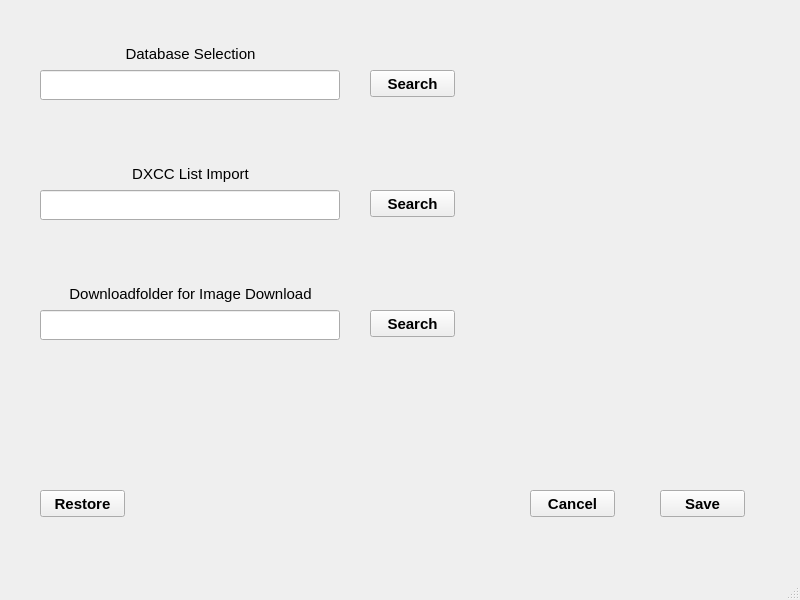
Old version of the form gui_data/frm_settings.ui in the repository kowmang/Eqsl_Program.
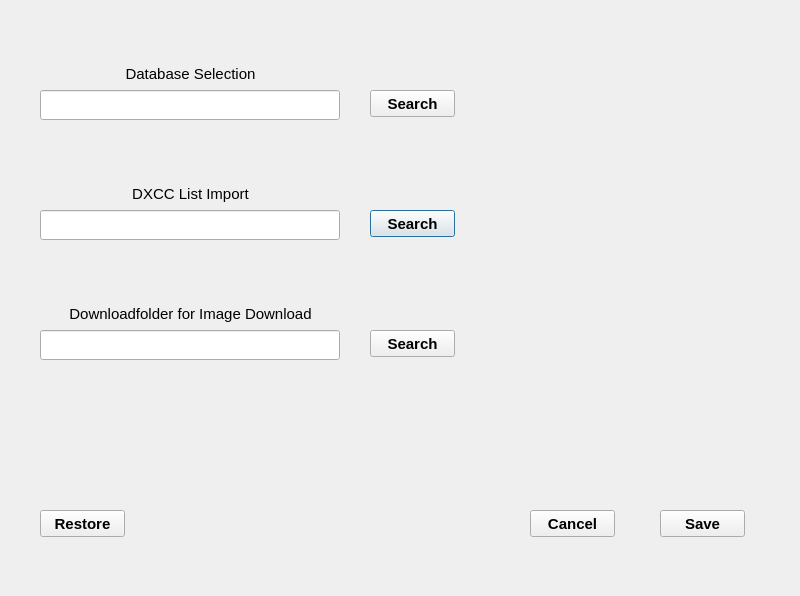
New version of the form.

Commit message: changed QMainWindow to QDialog Window

```diff
--- a/gui_data/frm_settings.ui
+++ b/gui_data/frm_settings.ui
@@ -1,26 +1,25 @@
 <?xml version="1.0" encoding="UTF-8"?>
 <ui version="4.0">
  <class>frm_settings</class>
- <widget class="QMainWindow" name="frm_settings">
+ <widget class="QDialog" name="frm_settings">
   <property name="geometry">
    <rect>
     <x>0</x>
     <y>0</y>
     <width>800</width>
-    <height>600</height>
+    <height>596</height>
    </rect>
   </property>
   <property name="windowTitle">
    <string>MainWindow</string>
   </property>
-  <widget class="QWidget" name="centralwidget">
-   <widget class="QLineEdit" name="le_database_selection">
+  <widget class="QLabel" name="lb_database_selection">
     <property name="geometry">
      <rect>
       <x>40</x>
-      <y>70</y>
-      <width>300</width>
-      <height>30</height>
+     <y>60</y>
+     <width>301</width>
+     <height>27</height>
      </rect>
     </property>
     <property name="font">
@@ -28,42 +27,37 @@
       <pointsize>11</pointsize>
      </font>
     </property>
-   </widget>
-   <widget class="QLineEdit" name="le_dxcc_list_import">
-    <property name="geometry">
-     <rect>
-      <x>40</x>
-      <y>190</y>
-      <width>300</width>
-      <height>30</height>
-     </rect>
-    </property>
-    <property name="font">
-     <font>
-      <pointsize>11</pointsize>
-     </font>
-    </property>
-   </widget>
-   <widget class="QLineEdit" name="le_downloadfolder_image">
+   <property name="text">
+    <string>Database Selection</string>
+   </property>
+   <property name="alignment">
+    <set>Qt::AlignmentFlag::AlignCenter</set>
+   </property>
+  </widget>
+  <widget class="QPushButton" name="btn_search_dxcc_list_import">
     <property name="geometry">
      <rect>
-      <x>40</x>
-      <y>310</y>
-      <width>300</width>
-      <height>30</height>
+     <x>370</x>
+     <y>210</y>
+     <width>85</width>
+     <height>27</height>
      </rect>
     </property>
     <property name="font">
      <font>
       <pointsize>11</pointsize>
-     </font>
-    </property>
+     <bold>true</bold>
+    </font>
+   </property>
+   <property name="text">
+    <string>Search</string>
+   </property>
    </widget>
    <widget class="QPushButton" name="btn_restore_frm_settings">
     <property name="geometry">
      <rect>
       <x>40</x>
-      <y>490</y>
+     <y>510</y>
       <width>85</width>
       <height>27</height>
      </rect>
@@ -78,30 +72,11 @@
      <string>Restore</string>
     </property>
    </widget>
-   <widget class="QPushButton" name="btn_cancel_frm_settings">
-    <property name="geometry">
-     <rect>
-      <x>530</x>
-      <y>490</y>
-      <width>85</width>
-      <height>27</height>
-     </rect>
-    </property>
-    <property name="font">
-     <font>
-      <pointsize>11</pointsize>
-      <bold>true</bold>
-     </font>
-    </property>
-    <property name="text">
-     <string>Cancel</string>
-    </property>
-   </widget>
    <widget class="QPushButton" name="btn_Save_frm_settings">
     <property name="geometry">
      <rect>
       <x>660</x>
-      <y>490</y>
+     <y>510</y>
       <width>85</width>
       <height>27</height>
      </rect>
@@ -116,53 +91,11 @@
      <string>Save</string>
     </property>
    </widget>
-   <widget class="QLabel" name="lb_database_selection">
-    <property name="geometry">
-     <rect>
-      <x>40</x>
-      <y>40</y>
-      <width>301</width>
-      <height>27</height>
-     </rect>
-    </property>
-    <property name="font">
-     <font>
-      <pointsize>11</pointsize>
-     </font>
-    </property>
-    <property name="text">
-     <string>Database Selection</string>
-    </property>
-    <property name="alignment">
-     <set>Qt::AlignmentFlag::AlignCenter</set>
-    </property>
-   </widget>
-   <widget class="QLabel" name="lb_dxcc_list_import">
-    <property name="geometry">
-     <rect>
-      <x>40</x>
-      <y>160</y>
-      <width>301</width>
-      <height>27</height>
-     </rect>
-    </property>
-    <property name="font">
-     <font>
-      <pointsize>11</pointsize>
-     </font>
-    </property>
-    <property name="text">
-     <string>DXCC List Import</string>
-    </property>
-    <property name="alignment">
-     <set>Qt::AlignmentFlag::AlignCenter</set>
-    </property>
-   </widget>
    <widget class="QLabel" name="lb_downloadfolder_image">
     <property name="geometry">
      <rect>
       <x>40</x>
-      <y>280</y>
+     <y>300</y>
       <width>301</width>
       <height>27</height>
      </rect>
@@ -179,30 +112,26 @@
      <set>Qt::AlignmentFlag::AlignCenter</set>
     </property>
    </widget>
-   <widget class="QPushButton" name="btn_search_database">
+  <widget class="QLineEdit" name="le_database_selection">
     <property name="geometry">
      <rect>
-      <x>370</x>
-      <y>70</y>
-      <width>85</width>
-      <height>27</height>
+     <x>40</x>
+     <y>90</y>
+     <width>300</width>
+     <height>30</height>
      </rect>
     </property>
     <property name="font">
      <font>
       <pointsize>11</pointsize>
-      <bold>true</bold>
-     </font>
-    </property>
-    <property name="text">
-     <string>Search</string>
-    </property>
-   </widget>
-   <widget class="QPushButton" name="btn_search_dxcc_list_import">
+    </font>
+   </property>
+  </widget>
+  <widget class="QPushButton" name="btn_cancel_frm_settings">
     <property name="geometry">
      <rect>
-      <x>370</x>
-      <y>190</y>
+     <x>530</x>
+     <y>510</y>
       <width>85</width>
       <height>27</height>
      </rect>
@@ -214,14 +143,14 @@
      </font>
     </property>
     <property name="text">
-     <string>Search</string>
+    <string>Cancel</string>
     </property>
    </widget>
    <widget class="QPushButton" name="btn_search_downloadfolder_image">
     <property name="geometry">
      <rect>
       <x>370</x>
-      <y>310</y>
+     <y>330</y>
       <width>85</width>
       <height>27</height>
      </rect>
@@ -236,18 +165,76 @@
      <string>Search</string>
     </property>
    </widget>
+  <widget class="QLabel" name="lb_dxcc_list_import">
+   <property name="geometry">
+    <rect>
+     <x>40</x>
+     <y>180</y>
+     <width>301</width>
+     <height>27</height>
+    </rect>
+   </property>
+   <property name="font">
+    <font>
+     <pointsize>11</pointsize>
+    </font>
+   </property>
+   <property name="text">
+    <string>DXCC List Import</string>
+   </property>
+   <property name="alignment">
+    <set>Qt::AlignmentFlag::AlignCenter</set>
+   </property>
   </widget>
-  <widget class="QMenuBar" name="menubar">
+  <widget class="QLineEdit" name="le_dxcc_list_import">
    <property name="geometry">
     <rect>
-     <x>0</x>
-     <y>0</y>
-     <width>800</width>
-     <height>33</height>
+     <x>40</x>
+     <y>210</y>
+     <width>300</width>
+     <height>30</height>
     </rect>
    </property>
+   <property name="font">
+    <font>
+     <pointsize>11</pointsize>
+    </font>
+   </property>
   </widget>
-  <widget class="QStatusBar" name="statusbar"/>
+  <widget class="QPushButton" name="btn_search_database">
+   <property name="geometry">
+    <rect>
+     <x>370</x>
+     <y>90</y>
+     <width>85</width>
+     <height>27</height>
+    </rect>
+   </property>
+   <property name="font">
+    <font>
+     <pointsize>11</pointsize>
+     <bold>true</bold>
+    </font>
+   </property>
+   <property name="text">
+    <string>Search</string>
+   </property>
+  </widget>
+  <widget class="QLineEdit" name="le_downloadfolder_image">
+   <property name="geometry">
+    <rect>
+     <x>40</x>
+     <y>330</y>
+     <width>300</width>
+     <height>30</height>
+    </rect>
+   </property>
+   <property name="font">
+    <font>
+     <pointsize>11</pointsize>
+    </font>
+   </property>
+  </widget>
  </widget>
  <resources/>
  <connections/>
```
Left out of the diff: 2 changed lines with no effect on the pictures. Lines whose indentation alone changed are shown as unchanged. The commit also changes 3 other files.
